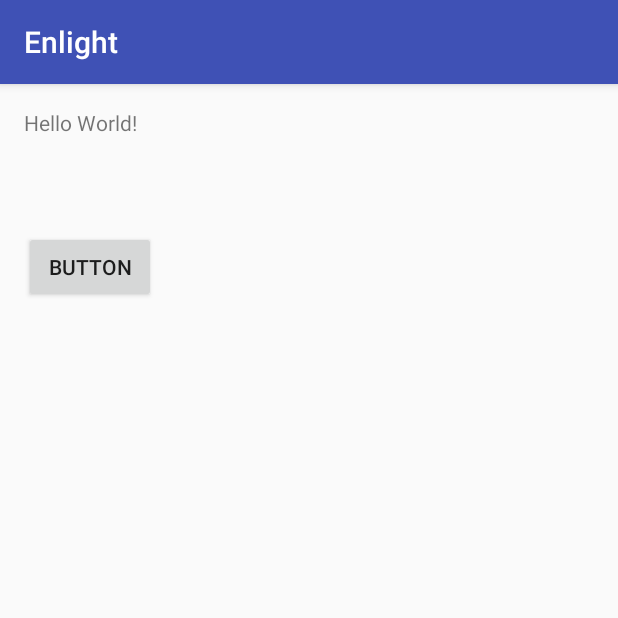
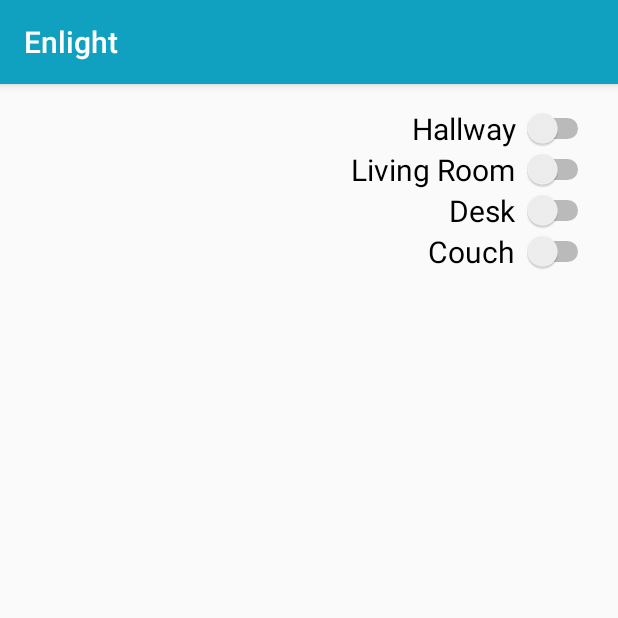
Before and after one commit to alex-sherman/AndroidEnlight, an Android app: the screen it shows after launch (MainActivity), on a phone screen of 412 x 824 dp, the top half of it. Run offline under Robolectric (Android 15) with nearby library versions, the phone set to English and light mode, and no system bars; network calls fail; 1 statement that could not run was skipped.

Commit message:
Changed colors, hard coded some switches

```diff
--- a/app/src/main/java/mrpc/MRPC.java
+++ b/app/src/main/java/mrpc/MRPC.java
@@ -41,16 +41,17 @@ public class MRPC {
         id++;
     }
     public void onReceive(Message message) {
-        if(message instanceof Message.Response) {
-            Message.Response response = (Message.Response)message;
-            Result r = results.get(message.id);
-            if(r != null) {
-                boolean success = response.error == null;
-                r.resolve(mainHandler, success ? response.result : response.error, success);
+        if(message.dst.equals(uuid.toString())) {
+            if (message instanceof Message.Response) {
+                Message.Response response = (Message.Response) message;
+                Result r = results.get(message.id);
+                if (r != null) {
+                    boolean success = response.error == null;
+                    r.resolve(mainHandler, success ? response.result : response.error, success);
+                }
+            } else if (message instanceof Message.Request) {
+
             }
-        }
-        else if(message instanceof Message.Request) {
-
         }
     }
 }
--- a/app/src/main/java/mrpc/TransportThread.java
+++ b/app/src/main/java/mrpc/TransportThread.java
@@ -8,7 +8,9 @@ public abstract class TransportThread extends Thread {
         return new AsyncTask<String, Boolean, Void>() {
             @Override
             protected Void doInBackground(String... params) {
-                send(params[0]);
+                //TODO: Resend while past repliers have not responded
+                for(int i = 0; i < 3; i++)
+                    send(params[0]);
                 return null;
             }
         };
--- a/app/src/main/java/net/vector57/enlight/MainActivity.java
+++ b/app/src/main/java/net/vector57/enlight/MainActivity.java
@@ -1,29 +1,20 @@
 package net.vector57.enlight;
 
-import android.Manifest;
-import android.content.pm.PackageManager;
-import android.support.v4.app.ActivityCompat;
-import android.support.v4.content.ContextCompat;
 import android.support.v7.app.AppCompatActivity;
 import android.os.Bundle;
 import android.view.View;
-import android.widget.TextView;
+import android.widget.CompoundButton;
+import android.widget.Switch;
 
-import com.google.gson.JsonArray;
 import com.google.gson.JsonElement;
-import com.google.gson.JsonPrimitive;
 import com.google.gson.reflect.TypeToken;
 
-import java.net.SocketException;
-import java.util.ArrayList;
 import java.util.HashSet;
 import java.util.List;
 
 import mrpc.MRPC;
 import mrpc.Message;
 import mrpc.Result;
-import mrpc.SocketTransport;
-import mrpc.TransportThread;
 
 public class MainActivity extends AppCompatActivity {
 
@@ -33,6 +24,31 @@ public class MainActivity extends AppCompatActivity {
         super.onCreate(savedInstanceState);
         setContentView(R.layout.activity_main);
         mrpc = new MRPC(getApplicationContext());
+        attachSwitch(R.id.hallway, "/hallway.relay");
+        attachSwitch(R.id.livingRoom, "/LivingRoom.relay");
+        attachSwitch(R.id.couch, "/Couch.relay");
+        attachSwitch(R.id.desk, "/Desk.relay");
+    }
+    private void attachSwitch(int switchId, final String path) {
+        updateSwitch(switchId, path);
+        ((Switch)findViewById(switchId)).setOnCheckedChangeListener(new CompoundButton.OnCheckedChangeListener() {
+            @Override
+            public void onCheckedChanged(CompoundButton buttonView, boolean isChecked) {
+                mrpc.RPC(path, isChecked);
+            }
+        });
+    }
+    private void updateSwitch(int switchId, final String path) {
+        final Switch sw = (Switch)findViewById(switchId);
+        mrpc.RPC(path, null, new Result.Callback() {
+            @Override
+            public void onSuccess(JsonElement value) {
+                Boolean b = Message.gson().fromJson(value, Boolean.class);
+                if(b != null) {
+                    sw.setChecked(b);
+                }
+            }
+        });
     }
     HashSet<String> devices = new HashSet<>();
     public void faff(View view) {
@@ -45,7 +61,7 @@ public class MainActivity extends AppCompatActivity {
                         devices.add(name);
                     }
                 }
-                ((TextView)findViewById(R.id.device_list)).setText(devices.toString());
+                //((TextView)findViewById(R.id.device_list)).setText(devices.toString());
                 super.onSuccess(value);
             }
         });
--- a/app/src/main/res/layout/activity_main.xml
+++ b/app/src/main/res/layout/activity_main.xml
@@ -10,19 +10,47 @@
     android:paddingTop="@dimen/activity_vertical_margin"
     tools:context="net.vector57.enlight.MainActivity">
 
-    <TextView
+    <Switch
+        android:text="Hallway "
         android:layout_width="wrap_content"
         android:layout_height="wrap_content"
-        android:text="Hello World!"
-        android:id="@+id/device_list" />
+        android:id="@+id/hallway"
+        android:checked="false"
+        android:textAlignment="textEnd"
+        android:textSize="20sp"
+        android:layout_alignParentTop="true"
+        android:layout_alignParentEnd="true" />
 
-    <Button
-        android:text="Button"
+    <Switch
+        android:text="Living Room "
         android:layout_width="wrap_content"
         android:layout_height="wrap_content"
-        android:layout_below="@+id/textView"
-        android:layout_toEndOf="@+id/textView"
-        android:layout_marginTop="82dp"
-        android:id="@+id/button"
-        android:onClick="faff" />
+        android:id="@+id/livingRoom"
+        android:checked="false"
+        android:textAlignment="textEnd"
+        android:textSize="20sp"
+        android:layout_below="@+id/hallway"
+        android:layout_alignParentEnd="true" />
+
+    <Switch
+        android:text="Desk "
+        android:layout_width="wrap_content"
+        android:layout_height="wrap_content"
+        android:id="@+id/desk"
+        android:checked="false"
+        android:textAlignment="textEnd"
+        android:textSize="20sp"
+        android:layout_below="@+id/livingRoom"
+        android:layout_alignParentEnd="true" />
+
+    <Switch
+        android:text="Couch "
+        android:layout_width="wrap_content"
+        android:layout_height="wrap_content"
+        android:id="@+id/couch"
+        android:checked="false"
+        android:textAlignment="textEnd"
+        android:textSize="20sp"
+        android:layout_below="@+id/desk"
+        android:layout_alignParentEnd="true" />
 </RelativeLayout>
--- a/app/src/main/res/values/colors.xml
+++ b/app/src/main/res/values/colors.xml
@@ -1,6 +1,6 @@
 <?xml version="1.0" encoding="utf-8"?>
 <resources>
-    <color name="colorPrimary">#3F51B5</color>
-    <color name="colorPrimaryDark">#303F9F</color>
-    <color name="colorAccent">#FF4081</color>
+    <color name="colorPrimary">#10a1c1</color>
+    <color name="colorPrimaryDark">#0080a0</color>
+    <color name="colorAccent">#10a1c1</color>
 </resources>
```
